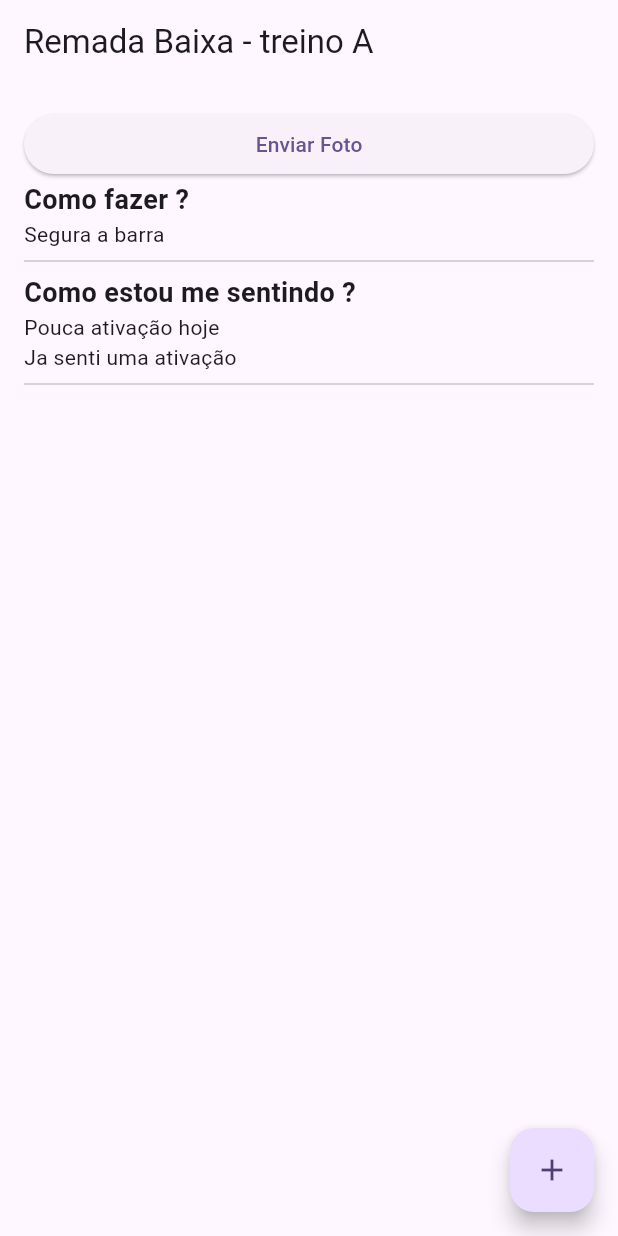
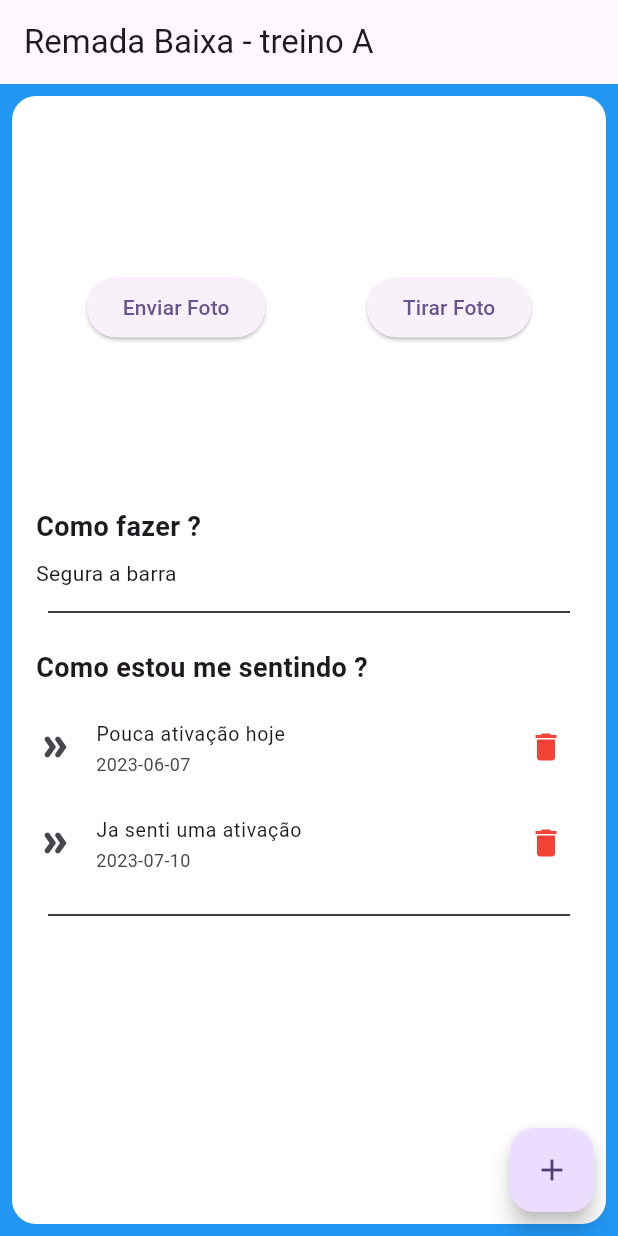
Before and after one commit to GustavoAlex10/Flutter-study, a Flutter app: the screen it shows after launch, on a phone screen of 412 x 824 dp. Run offline on Flutter 3.47's test engine with Material 2 defaults, Android fonts, the phone set to English and light mode, and no system bars.

Commit message:
feat: add dense in listtile

```diff
--- a/lib/view/exercises.dart
+++ b/lib/view/exercises.dart
@@ -21,6 +21,7 @@ class ExerciseView extends StatelessWidget {
   @override
   Widget build(BuildContext context) {
     return Scaffold(
+        backgroundColor: Colors.blue,
         appBar: AppBar(
             title: Text("${exerciseModel.nome} - ${exerciseModel.treino}")),
         floatingActionButton: FloatingActionButton(
@@ -29,32 +30,76 @@ class ExerciseView extends StatelessWidget {
           },
           child: const Icon(Icons.add),
         ),
-        body: Padding(
+        body: Container(
+          margin: const EdgeInsets.all(8),
           padding: const EdgeInsets.all(16.0),
+          decoration: BoxDecoration(
+              color: Colors.white, borderRadius: BorderRadius.circular(16)),
           child: ListView(
             children: [
-              ElevatedButton(
-                onPressed: () {},
-                child: const Text("Enviar Foto"),
+              SizedBox(
+                height: 250,
+                child: Row(
+                  mainAxisAlignment: MainAxisAlignment.spaceAround,
+                  children: [
+                    ElevatedButton(
+                      onPressed: () {},
+                      child: const Text("Enviar Foto"),
+                    ),
+                    ElevatedButton(
+                      onPressed: () {},
+                      child: const Text("Tirar Foto"),
+                    ),
+                  ],
+                ),
               ),
+              const SizedBox(height: 8),
               const Text(
                 "Como fazer ?",
                 style: TextStyle(fontWeight: FontWeight.bold, fontSize: 18),
               ),
+              const SizedBox(height: 8),
               Text(exerciseModel.comoFazer),
-              const Divider(),
+              const Padding(
+                padding: EdgeInsets.all(8.0),
+                child: Divider(
+                  color: Colors.black,
+                ),
+              ),
+              const SizedBox(height: 8),
               const Text(
                 "Como estou me sentindo ?",
                 style: TextStyle(fontWeight: FontWeight.bold, fontSize: 18),
               ),
+              const SizedBox(height: 8),
               Column(
                 crossAxisAlignment: CrossAxisAlignment.start,
                 children: List.generate(listFelling.length, (index) {
                   FellingModel fellingCurrent = listFelling[index];
-                  return Text(fellingCurrent.sentindo);
+                  return ListTile(
+                    dense: true,
+                    contentPadding: EdgeInsets.zero,
+                    title: Text(fellingCurrent.sentindo),
+                    subtitle: Text(fellingCurrent.data),
+                    leading: const Icon(Icons.double_arrow_rounded),
+                    trailing: IconButton(
+                      icon: const Icon(
+                        Icons.delete,
+                        color: Colors.red,
+                      ),
+                      onPressed: () {
+                        print("Deletar ${fellingCurrent.sentindo}");
+                      },
+                    ),
+                  );
                 }),
               ),
-              const Divider(),
+              const Padding(
+                padding: EdgeInsets.all(8.0),
+                child: Divider(
+                  color: Colors.black,
+                ),
+              ),
             ],
           ),
         ));
```
Also changed, not shown: 1 other file.
